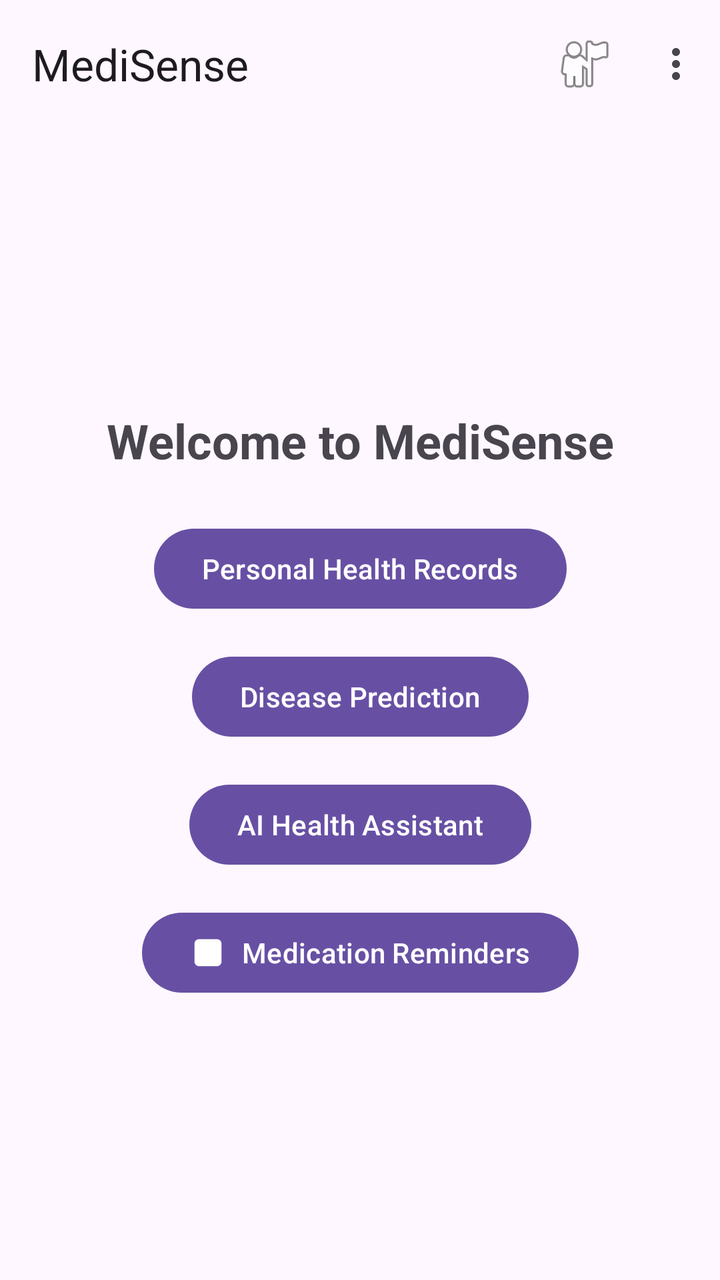
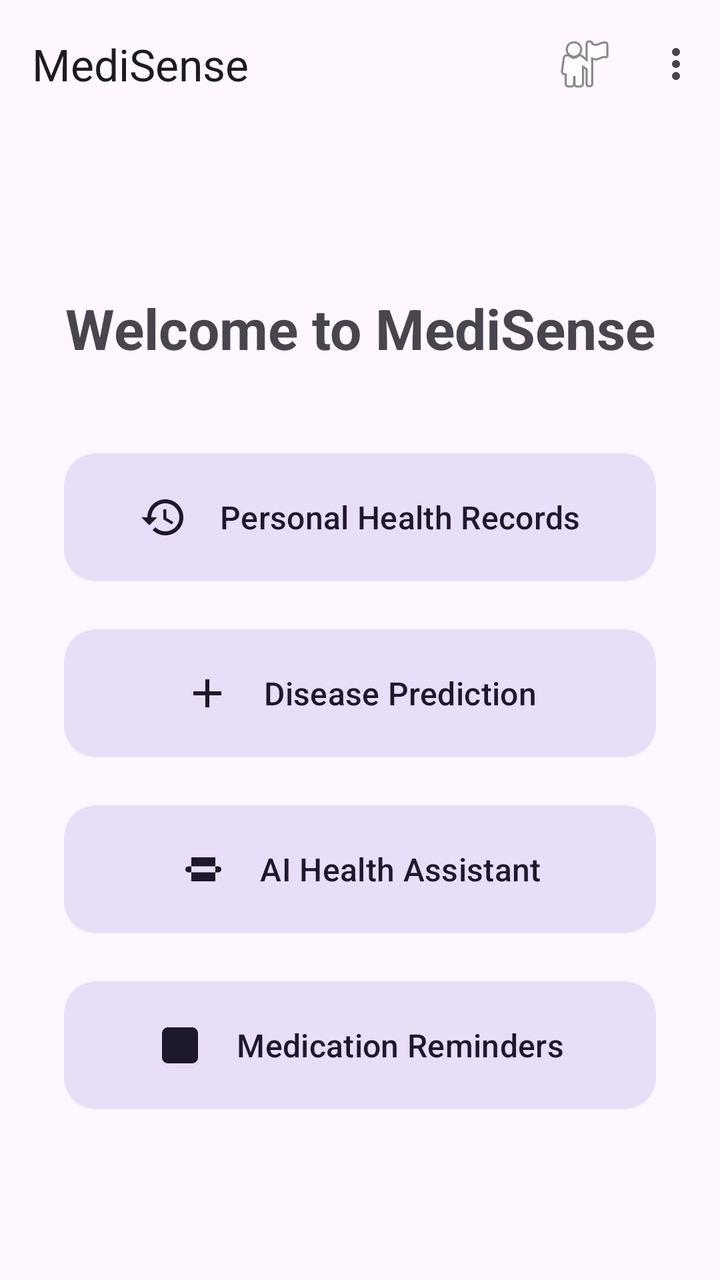

The first picture is an Android layout as it rendered before a commit; the second is the same layout after the commit. The layout source and the unified diff follow.
<!-- AndroidManifest.xml: application theme Theme.Medisense -->
<!-- res/layout/fragment_dashboard.xml -->
<?xml version="1.0" encoding="utf-8"?>
<androidx.constraintlayout.widget.ConstraintLayout xmlns:android="http://schemas.android.com/apk/res/android"
    xmlns:app="http://schemas.android.com/apk/res-auto"
    xmlns:tools="http://schemas.android.com/tools"
    android:layout_width="match_parent"
    android:layout_height="match_parent"
    tools:context=".ui.dashboard.DashboardFragment">

    <com.google.android.material.appbar.AppBarLayout
        android:id="@+id/appBarLayout"
        android:layout_width="match_parent"
        android:layout_height="wrap_content"
        app:layout_constraintTop_toTopOf="parent">

        <com.google.android.material.appbar.MaterialToolbar
            android:id="@+id/toolbar"
            android:layout_width="match_parent"
            android:layout_height="?attr/actionBarSize"
            app:title="MediSense"
            app:menu="@menu/menu_dashboard" />
    </com.google.android.material.appbar.AppBarLayout>

    <TextView
        android:id="@+id/tv_welcome"
        android:layout_width="wrap_content"
        android:layout_height="wrap_content"
        android:text="@string/welcome_dashboard"
        android:textSize="24sp"
        android:textStyle="bold"
        app:layout_constraintBottom_toTopOf="@+id/btn_health_records"
        app:layout_constraintEnd_toEndOf="parent"
        app:layout_constraintStart_toStartOf="parent"
        app:layout_constraintTop_toBottomOf="@+id/appBarLayout"
        app:layout_constraintVertical_chainStyle="packed" />

    <com.google.android.material.button.MaterialButton
        android:id="@+id/btn_health_records"
        android:layout_width="wrap_content"
        android:layout_height="wrap_content"
        android:layout_marginTop="24dp"
        android:text="Personal Health Records"
        app:layout_constraintBottom_toTopOf="@+id/btn_disease_prediction"
        app:layout_constraintEnd_toEndOf="parent"
        app:layout_constraintStart_toStartOf="parent"
        app:layout_constraintTop_toBottomOf="@+id/tv_welcome" />

    <com.google.android.material.button.MaterialButton
        android:id="@+id/btn_disease_prediction"
        android:layout_width="wrap_content"
        android:layout_height="wrap_content"
        android:layout_marginTop="16dp"
        android:text="Disease Prediction"
        app:layout_constraintBottom_toTopOf="@+id/btn_ai_assistant"
        app:layout_constraintEnd_toEndOf="parent"
        app:layout_constraintStart_toStartOf="parent"
        app:layout_constraintTop_toBottomOf="@+id/btn_health_records" />

    <com.google.android.material.button.MaterialButton
        android:id="@+id/btn_ai_assistant"
        android:layout_width="wrap_content"
        android:layout_height="wrap_content"
        android:layout_marginTop="16dp"
        android:text="AI Health Assistant"
        app:layout_constraintBottom_toTopOf="@+id/btn_medication_reminders"
        app:layout_constraintEnd_toEndOf="parent"
        app:layout_constraintStart_toStartOf="parent"
        app:layout_constraintTop_toBottomOf="@+id/btn_disease_prediction" />

    <com.google.android.material.button.MaterialButton
        android:id="@+id/btn_medication_reminders"
        android:layout_width="wrap_content"
        android:layout_height="wrap_content"
        android:layout_marginTop="16dp"
        android:text="@string/medication_reminder_title"
        app:icon="@drawable/ic_pill"
        app:layout_constraintBottom_toBottomOf="parent"
        app:layout_constraintEnd_toEndOf="parent"
        app:layout_constraintStart_toStartOf="parent"
        app:layout_constraintTop_toBottomOf="@+id/btn_ai_assistant" />

</androidx.constraintlayout.widget.ConstraintLayout>
<!-- resources referenced by this layout -->
<resources>
  <!-- drawable ic_pill (drawable) -->
  <vector xmlns:android="http://schemas.android.com/apk/res/android"
      android:width="24dp"
      android:height="24dp"
      android:viewportWidth="24"
      android:viewportHeight="24">
    <path
        android:fillColor="#FF2196F3"
        android:pathData="M6,3h12c1.66,0 3,1.34 3,3v12c0,1.66 -1.34,3 -3,3H6c-1.66,0 -3,-1.34 -3,-3V6c0,-1.66 1.34,-3 3,-3z"/>
    <path
        android:fillColor="#FFFFFFFF"
        android:pathData="M4.5,10.5h15v3h-15z"/>
    <path
        android:fillColor="#FFFFFFFF"
        android:pathData="M10.5,4.5h3v15h-3z"/>
  </vector>
  <string name="medication_reminder_title">Medication Reminders</string>
  <string name="welcome_dashboard">Welcome to MediSense</string>
  <style name="Theme.Medisense" parent="Theme.Material3.DayNight.NoActionBar">
          
          
      </style>
</resources>

<!-- the commit's change to res/layout/fragment_dashboard.xml (unified diff, before → after) -->
@@ -25,8 +25,9 @@
         android:layout_width="wrap_content"
         android:layout_height="wrap_content"
         android:text="@string/welcome_dashboard"
-        android:textSize="24sp"
+        android:textSize="28sp"
         android:textStyle="bold"
+        android:layout_marginBottom="40dp"
         app:layout_constraintBottom_toTopOf="@+id/btn_health_records"
         app:layout_constraintEnd_toEndOf="parent"
         app:layout_constraintStart_toStartOf="parent"
@@ -35,10 +36,19 @@
 
     <com.google.android.material.button.MaterialButton
         android:id="@+id/btn_health_records"
-        android:layout_width="wrap_content"
-        android:layout_height="wrap_content"
-        android:layout_marginTop="24dp"
+        style="@style/Widget.Material3.Button.TonalButton"
+        android:layout_width="0dp"
+        android:layout_height="72dp"
+        android:layout_marginStart="32dp"
+        android:layout_marginEnd="32dp"
+        android:layout_marginBottom="16dp"
         android:text="Personal Health Records"
+        android:textSize="16sp"
+        app:cornerRadius="16dp"
+        app:icon="@drawable/ic_history"
+        app:iconGravity="textStart"
+        app:iconSize="24dp"
+        app:iconPadding="16dp"
         app:layout_constraintBottom_toTopOf="@+id/btn_disease_prediction"
         app:layout_constraintEnd_toEndOf="parent"
         app:layout_constraintStart_toStartOf="parent"
@@ -46,10 +56,19 @@
 
     <com.google.android.material.button.MaterialButton
         android:id="@+id/btn_disease_prediction"
-        android:layout_width="wrap_content"
-        android:layout_height="wrap_content"
-        android:layout_marginTop="16dp"
+        style="@style/Widget.Material3.Button.TonalButton"
+        android:layout_width="0dp"
+        android:layout_height="72dp"
+        android:layout_marginStart="32dp"
+        android:layout_marginEnd="32dp"
+        android:layout_marginBottom="16dp"
         android:text="Disease Prediction"
+        android:textSize="16sp"
+        app:cornerRadius="16dp"
+        app:icon="@drawable/ic_add"
+        app:iconGravity="textStart"
+        app:iconSize="24dp"
+        app:iconPadding="16dp"
         app:layout_constraintBottom_toTopOf="@+id/btn_ai_assistant"
         app:layout_constraintEnd_toEndOf="parent"
         app:layout_constraintStart_toStartOf="parent"
@@ -57,10 +76,19 @@
 
     <com.google.android.material.button.MaterialButton
         android:id="@+id/btn_ai_assistant"
-        android:layout_width="wrap_content"
-        android:layout_height="wrap_content"
-        android:layout_marginTop="16dp"
+        style="@style/Widget.Material3.Button.TonalButton"
+        android:layout_width="0dp"
+        android:layout_height="72dp"
+        android:layout_marginStart="32dp"
+        android:layout_marginEnd="32dp"
+        android:layout_marginBottom="16dp"
         android:text="AI Health Assistant"
+        android:textSize="16sp"
+        app:cornerRadius="16dp"
+        app:icon="@drawable/ic_medication"
+        app:iconGravity="textStart"
+        app:iconSize="24dp"
+        app:iconPadding="16dp"
         app:layout_constraintBottom_toTopOf="@+id/btn_medication_reminders"
         app:layout_constraintEnd_toEndOf="parent"
         app:layout_constraintStart_toStartOf="parent"
@@ -68,11 +96,18 @@
 
     <com.google.android.material.button.MaterialButton
         android:id="@+id/btn_medication_reminders"
-        android:layout_width="wrap_content"
-        android:layout_height="wrap_content"
-        android:layout_marginTop="16dp"
+        style="@style/Widget.Material3.Button.TonalButton"
+        android:layout_width="0dp"
+        android:layout_height="72dp"
+        android:layout_marginStart="32dp"
+        android:layout_marginEnd="32dp"
         android:text="@string/medication_reminder_title"
+        android:textSize="16sp"
+        app:cornerRadius="16dp"
         app:icon="@drawable/ic_pill"
+        app:iconGravity="textStart"
+        app:iconSize="24dp"
+        app:iconPadding="16dp"
         app:layout_constraintBottom_toBottomOf="parent"
         app:layout_constraintEnd_toEndOf="parent"
         app:layout_constraintStart_toStartOf="parent"
<!-- resource entries referenced after the edit -->
@@ -1,5 +1,35 @@
 <!-- resources referenced by this layout -->
 <resources>
+  <!-- drawable ic_add (drawable) -->
+  <vector xmlns:android="http://schemas.android.com/apk/res/android"
+      android:width="24dp"
+      android:height="24dp"
+      android:viewportWidth="24"
+      android:viewportHeight="24">
+    <path
+        android:fillColor="#FFFFFFFF"
+        android:pathData="M19,13h-6v6h-2v-6H5v-2h6V5h2v6h6v2z"/>
+  </vector>
+  <!-- drawable ic_history (drawable) -->
+  <vector xmlns:android="http://schemas.android.com/apk/res/android"
+      android:width="24dp"
+      android:height="24dp"
+      android:viewportWidth="24"
+      android:viewportHeight="24">
+    <path
+        android:fillColor="#FF2196F3"
+        android:pathData="M13,3c-4.97,0 -9,4.03 -9,9H1l3.89,3.89 0.07,0.14L9,12H6c0,-3.87 3.13,-7 7,-7s7,3.13 7,7 -3.13,7 -7,7c-1.93,0 -3.68,-0.79 -4.94,-2.06l-1.42,1.42C8.27,19.99 10.51,21 13,21c4.97,0 9,-4.03 9,-9s-4.03,-9 -9,-9zM12,8v5l4.28,2.54 0.72,-1.21 -3.5,-2.08V8H12z"/>
+  </vector>
+  <!-- drawable ic_medication (drawable) -->
+  <vector xmlns:android="http://schemas.android.com/apk/res/android"
+      android:width="24dp"
+      android:height="24dp"
+      android:viewportWidth="24"
+      android:viewportHeight="24">
+    <path
+        android:fillColor="#FF2196F3"
+        android:pathData="M4.5,10.5C3.67,10.5 3,11.17 3,12s0.67,1.5 1.5,1.5h15c0.83,0 1.5,-0.67 1.5,-1.5s-0.67,-1.5 -1.5,-1.5h-15zM6,6h12v12H6z"/>
+  </vector>
   <!-- drawable ic_pill (drawable) -->
   <vector xmlns:android="http://schemas.android.com/apk/res/android"
       android:width="24dp"
